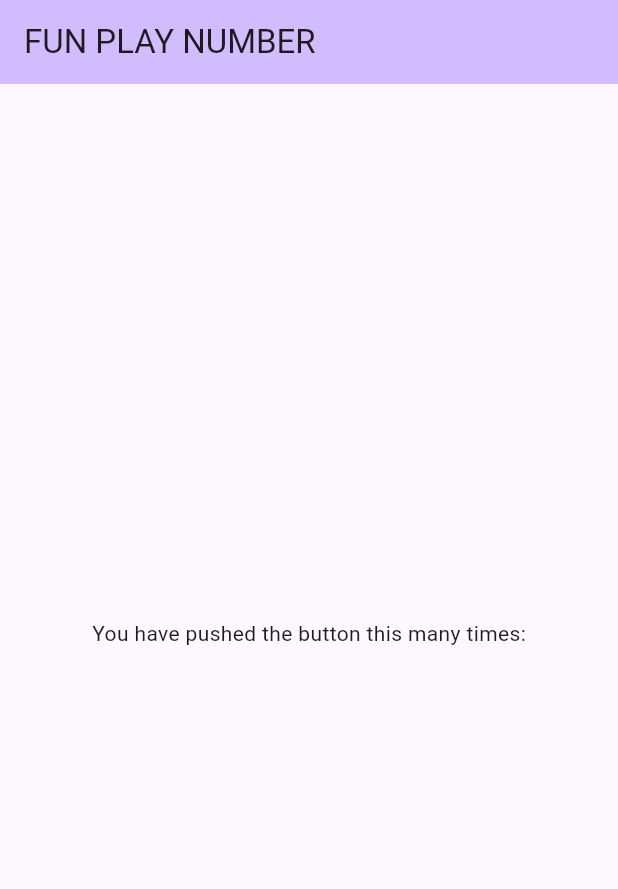
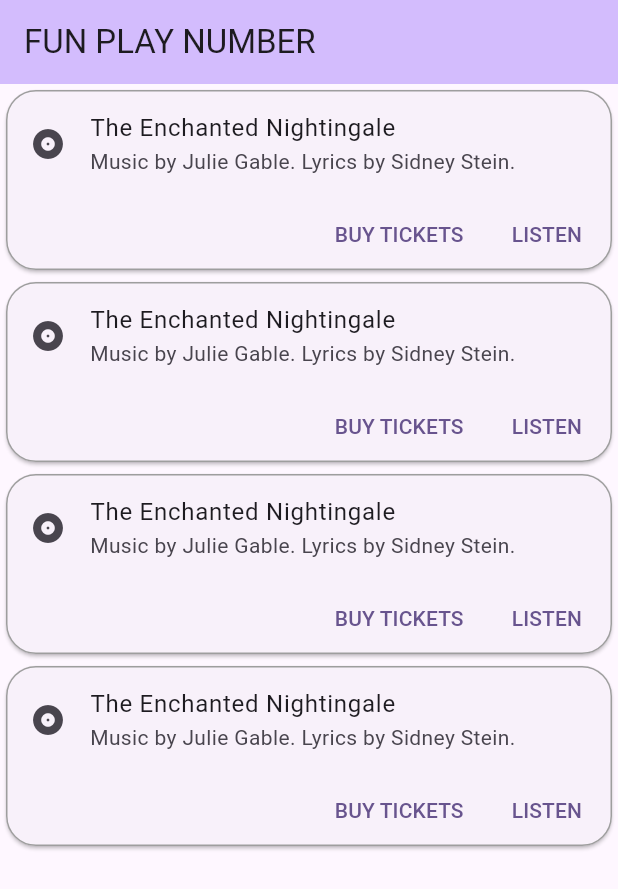
Before and after one commit to joejoejar/multikid, a Flutter app: the screen it shows after launch, on a phone screen of 412 x 824 dp. Shown: the top 889 px of the screen. Run offline on Flutter 3.47's test engine with Material 2 defaults, Android fonts, the light colour scheme and no system bars.

Commit message:
version 1.0
update with card design

```diff
--- a/lib/main.dart
+++ b/lib/main.dart
@@ -55,18 +55,7 @@ class MyHomePage extends StatefulWidget {
 }
 
 class _MyHomePageState extends State<MyHomePage> {
- // int _counter = 0;
 
-  /*void _incrementCounter() {
-    setState(() {
-      // This call to setState tells the Flutter framework that something has
-      // changed in this State, which causes it to rerun the build method below
-      // so that the display can reflect the updated values. If we changed
-      // _counter without calling setState(), then the build method would not be
-      // called again, and so nothing would appear to happen.
-      _counter++;
-    });
-  }*/
 
   @override
   Widget build(BuildContext context) {
@@ -86,36 +75,68 @@ class _MyHomePageState extends State<MyHomePage> {
         // the App.build method, and use it to set our appbar title.
         title: Text(widget.title),
       ),
-      body: Center(
-        // Center is a layout widget. It takes a single child and positions it
-        // in the middle of the parent.
-        child: Column(
-          // Column is also a layout widget. It takes a list of children and
-          // arranges them vertically. By default, it sizes itself to fit its
-          // children horizontally, and tries to be as tall as its parent.
-          //
-          // Column has various properties to control how it sizes itself and
-          // how it positions its children. Here we use mainAxisAlignment to
-          // center the children vertically; the main axis here is the vertical
-          // axis because Columns are vertical (the cross axis would be
-          // horizontal).
-          //
-          // TRY THIS: Invoke "debug painting" (choose the "Toggle Debug Paint"
-          // action in the IDE, or press "p" in the console), to see the
-          // wireframe for each widget.
-          mainAxisAlignment: MainAxisAlignment.center,
+
+      body: const Column(
           children: <Widget>[
-            const Text(
-              'You have pushed the button this many times:',
-            ),
-            Text(
-              '',
-              style: Theme.of(context).textTheme.headlineMedium,
-            ),
+              CardExample(),
+              CardExample(),
+              CardExample(),
+              CardExample(),
+
           ],
-        ),
+
+
+
+
       ),
       // This trailing comma makes auto-formatting nicer for build methods.
     );
   }
 }
+
+
+class CardExample extends StatelessWidget {
+  const CardExample({super.key});
+
+  @override
+  Widget build(BuildContext context) {
+    return Center(
+      child: Card(
+        shape: RoundedRectangleBorder(
+          side: const BorderSide(
+            color: Colors.grey,
+          ),
+          borderRadius: BorderRadius.circular(20.0),
+        ),
+        child: Column(
+          mainAxisSize: MainAxisSize.min,
+          children: <Widget>[
+            const ListTile(
+              leading: Icon(Icons.album),
+              title: Text('The Enchanted Nightingale'),
+              subtitle: Text('Music by Julie Gable. Lyrics by Sidney Stein.'),
+            ),
+            Row(
+              mainAxisAlignment: MainAxisAlignment.end,
+              children: <Widget>[
+                TextButton(
+                  child: const Text('BUY TICKETS'),
+                  onPressed: () {/* ... */},
+                ),
+                const SizedBox(width: 8),
+                TextButton(
+                  child: const Text('LISTEN'),
+                  onPressed: () {/* ... */},
+                ),
+                const SizedBox(width: 8),
+              ],
+            ),
+          ],
+        ),
+      ),
+    );
+ }
+
+
+
+}
```
